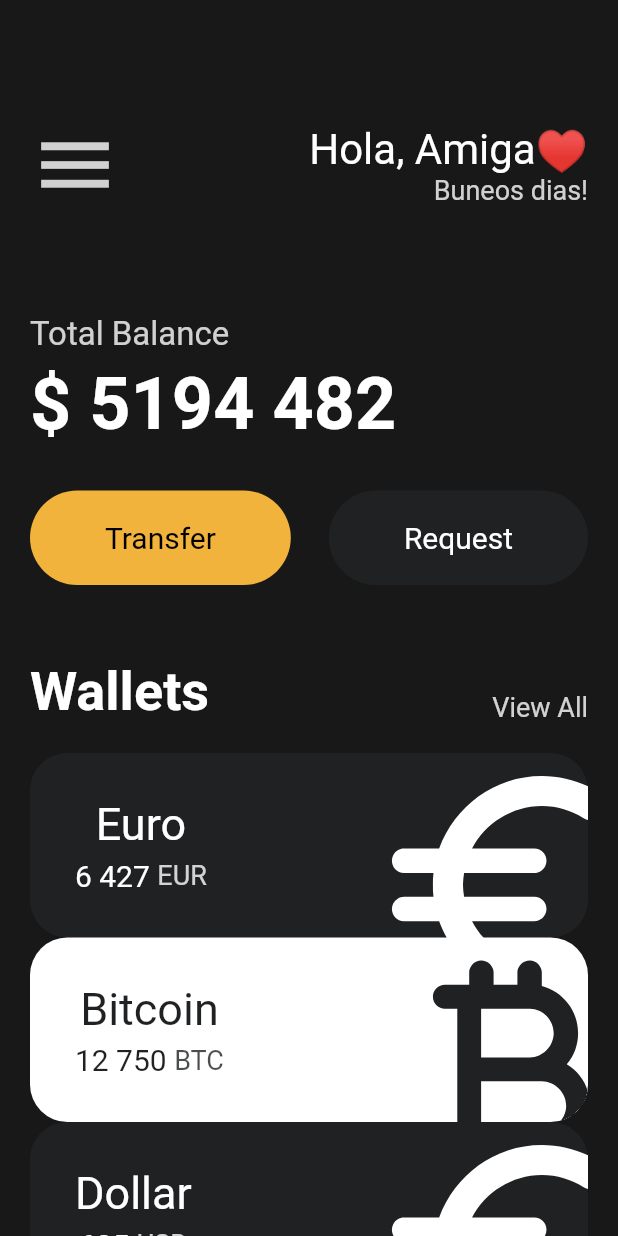
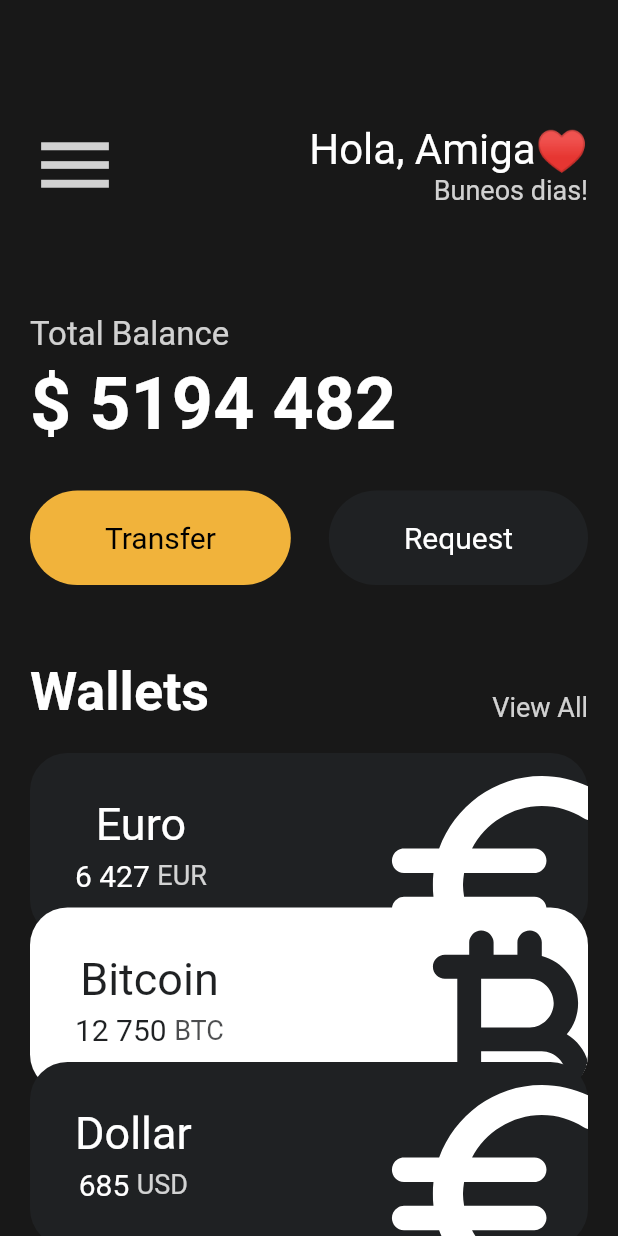
Before and after one commit to Four-Ace/flutter_Payment-_UI, a Flutter app: the screen it shows after launch, on a phone screen of 412 x 824 dp. Run offline on Flutter 3.47's test engine with Material 2 defaults, Android fonts, the phone set to English and light mode, and no system bars.

```diff
--- a/lib/main.dart
+++ b/lib/main.dart
@@ -14,7 +14,8 @@ class App extends StatelessWidget {
     return MaterialApp(
       home: Scaffold(
         backgroundColor: const Color(0xFF181818),
-        body: Padding(
+        body: SingleChildScrollView(
+          child: Padding(
             padding: const EdgeInsets.symmetric(
               horizontal: 20,
             ),
@@ -122,21 +123,28 @@ class App extends StatelessWidget {
                   icon: Icons.euro_rounded,
                   isInverted: false,
                 ),
-              const currencyCard(
+                Transform.translate(
+                  offset: const Offset(0, -20),
+                  child: const currencyCard(
                     name: 'Bitcoin',
                     amount: '12 750',
                     code: 'BTC',
                     icon: Icons.currency_bitcoin_rounded,
                     isInverted: true,
                   ),
-              const currencyCard(
+                ),
+                Transform.translate(
+                  offset: const Offset(0, -40),
+                  child: const currencyCard(
                     name: 'Dollar',
                     amount: '685',
                     code: 'USD',
                     icon: Icons.euro_rounded,
                     isInverted: false,
                   ),
+                ),
               ],
+            ),
           ),
         ),
       ),
```
Lines whose indentation alone changed are shown as unchanged.
